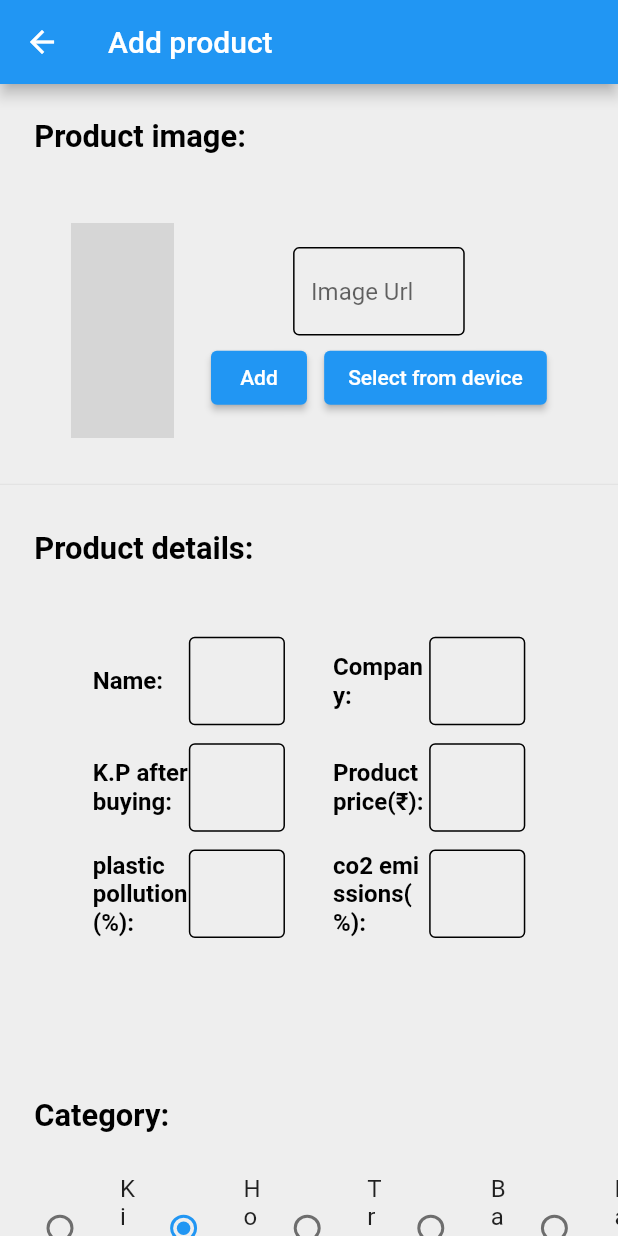
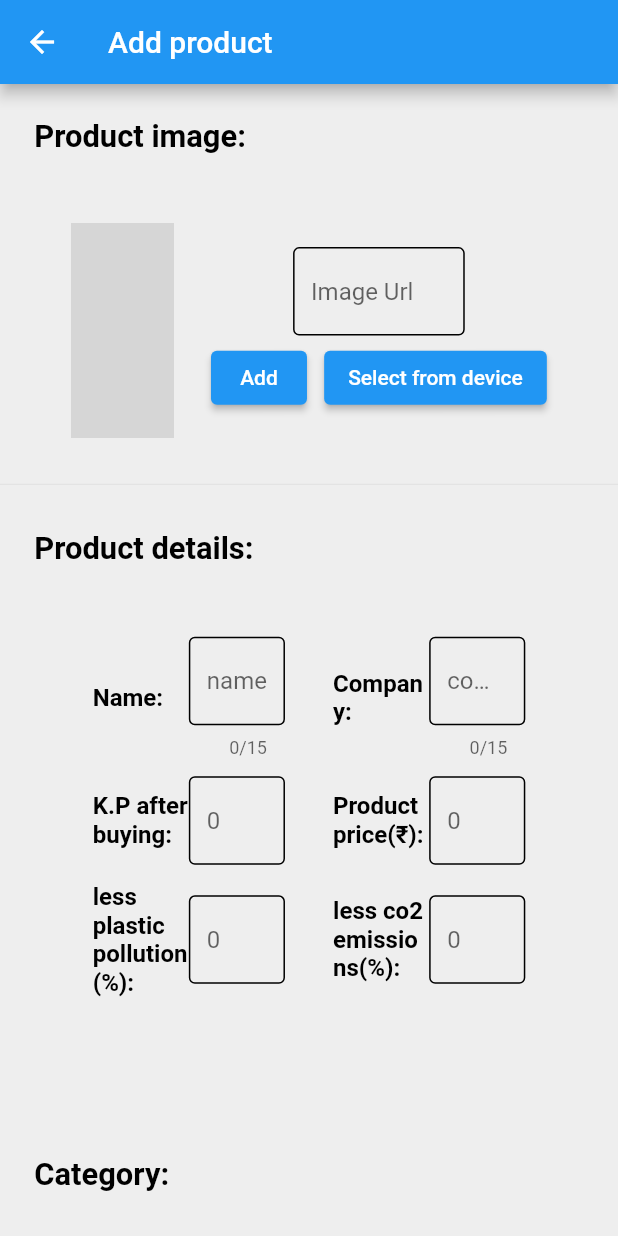
Before and after one commit to vikasvinay/Flutter-web, a Flutter app: the EditProduct screen opened by its route, on a phone screen of 412 x 824 dp. Run offline on Flutter 3.47's test engine with Material 2 defaults, Android fonts, the phone set to English and light mode, and no system bars; our stand-ins replace cloud_firestore, equatable, firebase_auth, firebase_core, firebase_storage, fluro and 5 more; missing offline and left inert: paginate_firestore; accounts and stored records are empty; generated files the repository leaves out were written again; network calls fail; grey boxes are pictures that could not be loaded.

Commit message:
18-5-21=> routing changed and fixed text length

```diff
--- a/lib/services/routing/route.dart
+++ b/lib/services/routing/route.dart
@@ -41,5 +41,6 @@ class FluroRoute {
     router.define(RouteNames.editProduct, handler: _edit);
     router.define(RouteNames.addProduct, handler: _add);
     router.define(RouteNames.categories, handler: _categories);
+    router.notFoundHandler = _login;
   }
 }
--- a/lib/ui/edit_product.dart
+++ b/lib/ui/edit_product.dart
@@ -296,14 +296,14 @@ _benefits.text = item.benefits ;
                     children: [
                       TableRow(children: [
                         Text("Name: ", style: style()),
-                        textField(controller: _productName, hintName: ""),
+                        smallTextField(controller: _productName, hintName: "name"),
                         SizedBox(
                           height: 10.h,
                         ),
 
                         ///
                         Text("Company: ", style: style()),
-                        textField(controller: _productCompany, hintName: "")
+                        smallTextField(controller: _productCompany, hintName: "company name")
                       ]),
                       TableRow(children: [
                         SizedBox(
@@ -327,12 +327,12 @@ _benefits.text = item.benefits ;
                           "K.P after buying: ",
                           style: style(),
                         ),
-                        textField(controller: _productKp, hintName: ""),
+                        textField(controller: _productKp, hintName: "0"),
                         SizedBox(
                           height: 10.h,
                         ),
                         Text("Product price(₹): ", style: style()),
-                        intTextField(controller: _productPrice, hintName: "")
+                        intTextField(controller: _productPrice, hintName: "0")
                       ]),
                       TableRow(children: [
                         SizedBox(
@@ -353,16 +353,16 @@ _benefits.text = item.benefits ;
                       ]),
                       TableRow(children: [
                         Text(
-                          "plastic pollution(%): ",
+                          "less plastic pollution(%): ",
                           style: style(),
                         ),
-                        intTextField(controller: _productplastic, hintName: ""),
+                        intTextField(controller: _productplastic, hintName: "0"),
                         SizedBox(
                           height: 10.h,
                         ),
-                        Text("co2 emissions(%): ", style: style()),
+                        Text("less co2 emissions(%): ", style: style()),
                         intTextField(
-                            controller: _productemissions, hintName: "")
+                            controller: _productemissions, hintName: "0")
                       ]),
                     ],
                   ),
@@ -398,7 +398,7 @@ _benefits.text = item.benefits ;
                         onChanged: (AllCategories value) {
                           setState(() {
                             _categories = value;
-                            _categoryType = categories[value.index - 1];
+                            _categoryType = categories[value.index];
                           });
                           print(_categories == categoriesList[index]);
                           print(_categories);
@@ -840,6 +840,24 @@ _benefits.text = item.benefits ;
     );
   }
 
+  Widget smallTextField({String hintName, TextEditingController controller}) {
+    return Container(
+      width: 100.w,
+      child: TextFormField(
+        controller: controller,
+        maxLength: 15,
+        validator: (value) {
+          if (value.isEmpty || value == null || (value.trim()).length < 3) {
+            return "Can't be blank";
+          }
+          return null;
+        },
+        decoration: InputDecoration(
+            hintText: hintName, enabledBorder: OutlineInputBorder()),
+      ),
+    );
+  }
+
   Widget textField({String hintName, TextEditingController controller}) {
     return Container(
       width: 100.w,
--- a/lib/ui/login_page.dart
+++ b/lib/ui/login_page.dart
@@ -1,5 +1,6 @@
 import 'package:ecommerce_admin/services/login_service.dart';
 import 'package:ecommerce_admin/services/routing/page_names.dart';
+import 'package:ecommerce_admin/services/routing/route.dart';
 import 'package:firebase_auth/firebase_auth.dart';
 import 'package:flutter/material.dart';
 import 'package:flutter_mobx/flutter_mobx.dart';
@@ -190,7 +191,9 @@ class _LoginPageState extends State<LoginPage> {
     super.didChangeDependencies();
     _auth = Provider.of<Auth>(context);
     disposer = reaction((_) => _auth.loggedIn, (loggedIn) {
-      if (loggedIn) Navigator.pushReplacementNamed(context, RouteNames.home);
+      if (loggedIn)
+        FluroRoute.router.navigateTo(context, RouteNames.home,
+            clearStack: true, replace: true);
     });
   }
 }
```
Also changed, not shown: lib/ui/home_page.dart (+9 -5 lines), lib/ui/products_categories.dart (+7 -2 lines), lib/ui/view_all_products.dart (+10 -5 lines), 2 other files.
